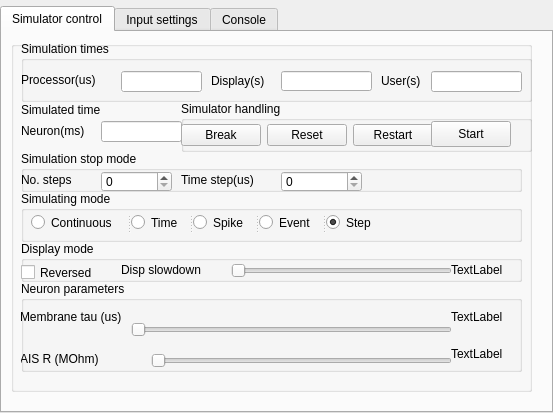
jvegh/Dynamic-Abstract-Neural-Computing, file code/QtGUI/neurontab.ui: the form before one commit.
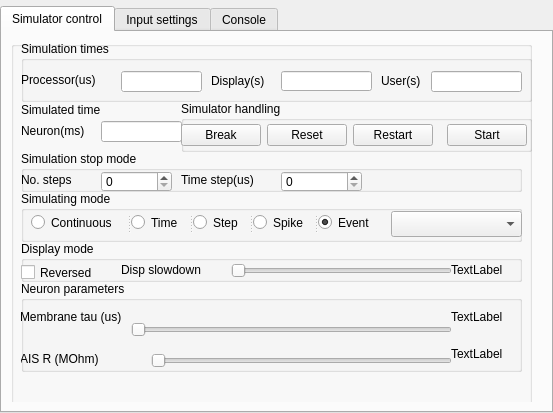
The form after the commit. Custom widgets are drawn as their Qt base class.

Commit message: Slider-controlled parameter handing prepared

Patch:
```diff
--- a/code/QtGUI/neurontab.ui
+++ b/code/QtGUI/neurontab.ui
@@ -55,7 +55,7 @@
                  <x>0</x>
                  <y>0</y>
                  <width>521</width>
-                 <height>351</height>
+                 <height>401</height>
                 </rect>
                </property>
                <layout class="QVBoxLayout" name="verticalLayout_2">
@@ -305,7 +305,7 @@
                      <rect>
                       <x>0</x>
                       <y>20</y>
-                      <width>266</width>
+                      <width>346</width>
                       <height>28</height>
                      </rect>
                     </property>
@@ -344,21 +344,15 @@
                        </property>
                       </spacer>
                      </item>
+                     <item>
+                      <widget class="QPushButton" name="startButton">
+                       <property name="text">
+                        <string>Start</string>
+                       </property>
+                      </widget>
+                     </item>
                     </layout>
                    </widget>
-                   <widget class="QPushButton" name="startButton">
-                    <property name="geometry">
-                     <rect>
-                      <x>250</x>
-                      <y>20</y>
-                      <width>80</width>
-                      <height>26</height>
-                     </rect>
-                    </property>
-                    <property name="text">
-                     <string>Start</string>
-                    </property>
-                   </widget>
                   </widget>
                   <widget class="QGroupBox" name="SimulatorTimesGroup">
                    <property name="enabled">
@@ -506,28 +500,38 @@
                       <string>Time</string>
                      </property>
                     </widget>
+                    <widget class="QRadioButton" name="stepMode">
+                     <property name="text">
+                      <string>Step</string>
+                     </property>
+                    </widget>
                     <widget class="QRadioButton" name="spikeMode">
                      <property name="text">
                       <string>Spike</string>
                      </property>
+                     <property name="checked">
+                      <bool>false</bool>
+                     </property>
                     </widget>
                     <widget class="QRadioButton" name="eventMode">
                      <property name="text">
                       <string>Event</string>
                      </property>
                      <property name="checked">
-                      <bool>false</bool>
-                     </property>
-                    </widget>
-                    <widget class="QRadioButton" name="stepMode">
-                     <property name="text">
-                      <string>Step</string>
-                     </property>
-                     <property name="checked">
                       <bool>true</bool>
                      </property>
                     </widget>
                    </widget>
+                   <widget class="QComboBox" name="comboBox">
+                    <property name="geometry">
+                     <rect>
+                      <x>370</x>
+                      <y>20</y>
+                      <width>131</width>
+                      <height>26</height>
+                     </rect>
+                    </property>
+                   </widget>
                   </widget>
                   <widget class="QLineEdit" name="SimulatedTimeValue">
                    <property name="geometry">
```
The commit also changes 6 other files.
